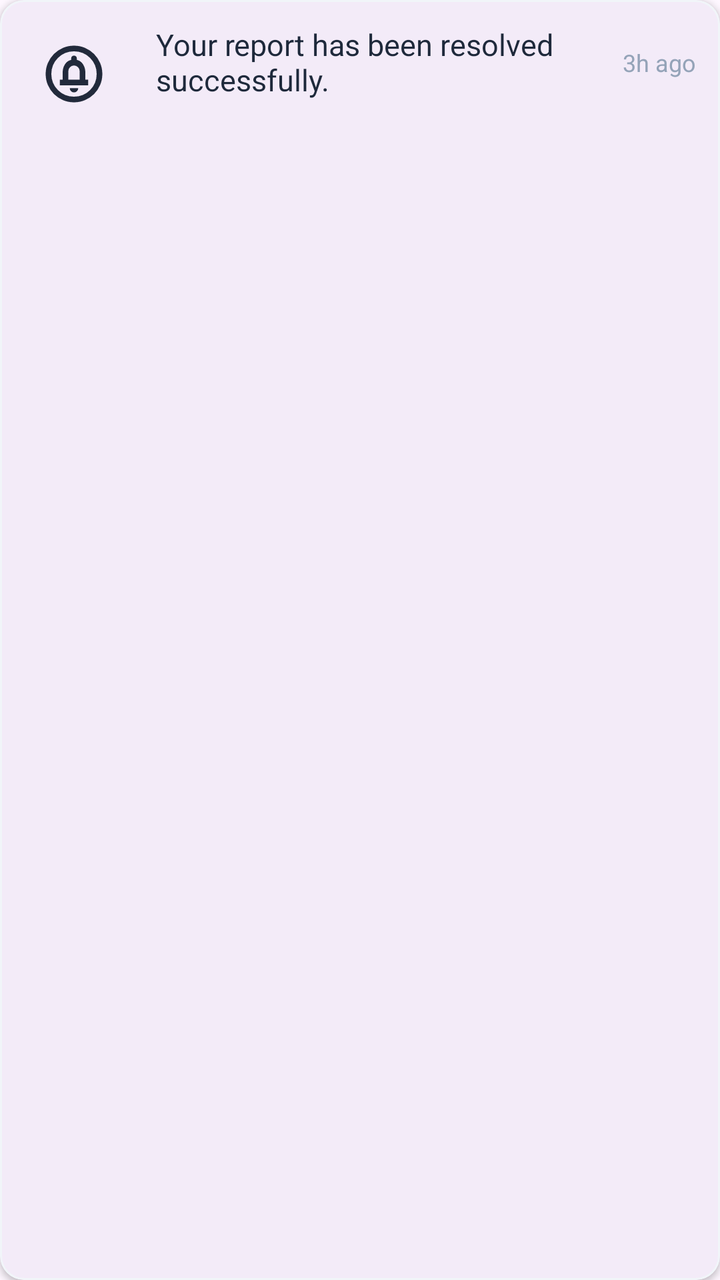
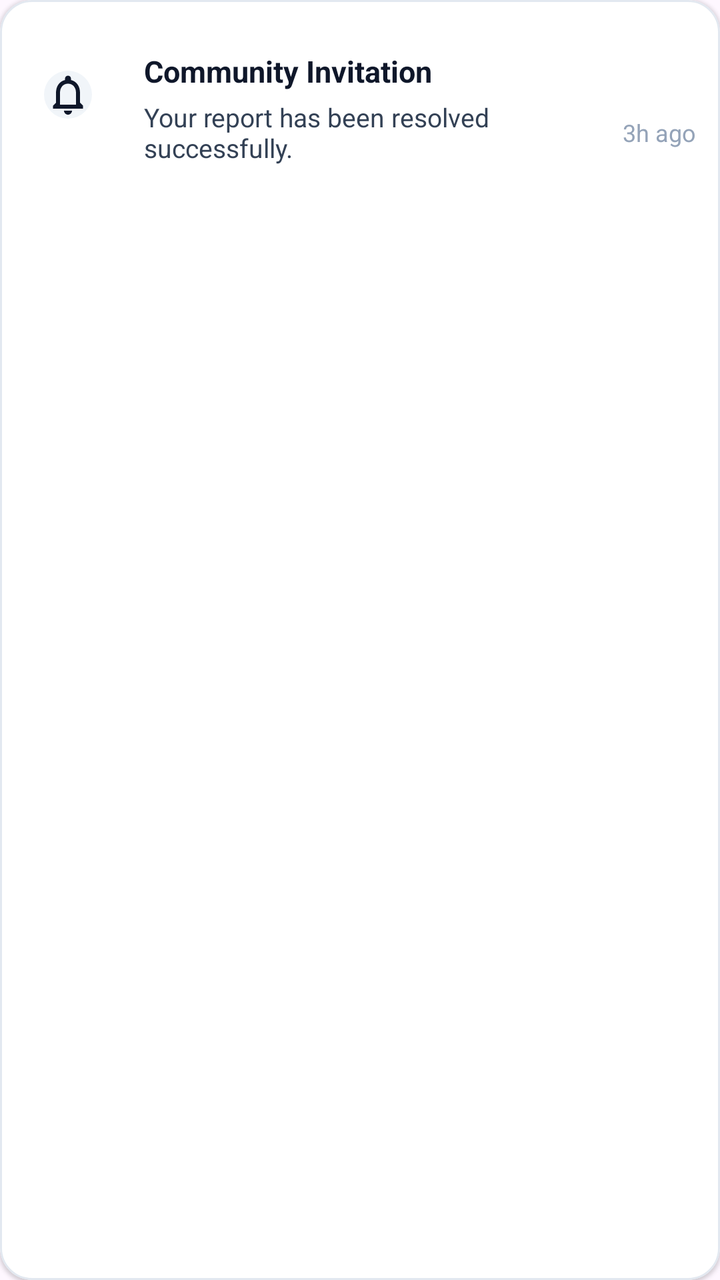

Before-and-after screenshots of an Android layout around one commit, followed by the original layout XML and the change that was made.
<!-- AndroidManifest.xml: application theme Theme.SwachhtaSarthi -->
<!-- res/layout/component_notification_display.xml -->
<?xml version="1.0" encoding="utf-8"?>
<com.google.android.material.card.MaterialCardView xmlns:android="http://schemas.android.com/apk/res/android"
    xmlns:app="http://schemas.android.com/apk/res-auto"
    android:layout_width="match_parent"
    android:layout_height="wrap_content"
    android:layout_marginBottom="12dp"
    app:cardCornerRadius="12dp"
    app:cardElevation="2dp"
    app:strokeColor="#F1F5F9"
    app:strokeWidth="1dp">

    <androidx.constraintlayout.widget.ConstraintLayout
        android:layout_width="match_parent"
        android:layout_height="wrap_content"
        android:padding="12dp">

        <com.google.android.material.imageview.ShapeableImageView
            android:id="@+id/ivNotificationIcon"
            android:layout_width="50dp"
            android:layout_height="50dp"
            android:padding="8dp"
            app:layout_constraintBottom_toBottomOf="parent"
            app:layout_constraintStart_toStartOf="parent"
            app:layout_constraintTop_toTopOf="parent"
            app:shapeAppearanceOverlay="@style/CircleImageView"
            app:srcCompat="@drawable/notification_icon" />

        <TextView
            android:id="@+id/tvNotificationMessage"
            android:layout_width="0dp"
            android:layout_height="wrap_content"
            android:layout_marginStart="16dp"
            android:layout_marginEnd="8dp"
            android:text="Your report has been resolved successfully."
            android:textColor="#1E293B"
            android:textSize="15sp"
            app:layout_constraintEnd_toStartOf="@+id/tvNotificationTime"
            app:layout_constraintStart_toEndOf="@id/ivNotificationIcon"
            app:layout_constraintTop_toTopOf="@id/ivNotificationIcon" />

        <TextView
            android:id="@+id/tvNotificationTime"
            android:layout_width="wrap_content"
            android:layout_height="wrap_content"
            android:text="3h ago"
            android:textColor="#94A3B8"
            android:textSize="12sp"
            app:layout_constraintBottom_toBottomOf="@id/tvNotificationMessage"
            app:layout_constraintEnd_toEndOf="parent"
            app:layout_constraintTop_toTopOf="@id/tvNotificationMessage" />

    </androidx.constraintlayout.widget.ConstraintLayout>
</com.google.android.material.card.MaterialCardView>
<!-- resources referenced by this layout -->
<resources>
  <!-- drawable notification_icon (drawable) -->
  <vector xmlns:android="http://schemas.android.com/apk/res/android" android:height="24dp" android:tint="#222A3B" android:viewportHeight="960" android:viewportWidth="960" android:width="24dp">
        
      <path android:fillColor="@android:color/white" android:pathData="M522.5,722.5Q540,705 540,680L420,680Q420,705 437.5,722.5Q455,740 480,740Q505,740 522.5,722.5ZM280,640L680,640L680,560L640,560L640,456Q640,395 608.5,344.5Q577,294 520,280L520,260Q520,243 508.5,231.5Q497,220 480,220Q463,220 451.5,231.5Q440,243 440,260L440,280Q383,294 351.5,344.5Q320,395 320,456L320,560L280,560L280,640ZM400,560L400,440Q400,407 423.5,383.5Q447,360 480,360Q513,360 536.5,383.5Q560,407 560,440L560,560L400,560ZM480,880Q397,880 324,848.5Q251,817 197,763Q143,709 111.5,636Q80,563 80,480Q80,397 111.5,324Q143,251 197,197Q251,143 324,111.5Q397,80 480,80Q563,80 636,111.5Q709,143 763,197Q817,251 848.5,324Q880,397 880,480Q880,563 848.5,636Q817,709 763,763Q709,817 636,848.5Q563,880 480,880ZM480,800Q614,800 707,707Q800,614 800,480Q800,346 707,253Q614,160 480,160Q346,160 253,253Q160,346 160,480Q160,614 253,707Q346,800 480,800ZM480,480Q480,480 480,480Q480,480 480,480Q480,480 480,480Q480,480 480,480Q480,480 480,480Q480,480 480,480Q480,480 480,480Q480,480 480,480Z"/>
      
  </vector>
  <style name="CircleImageView" parent="">
          <item name="cornerSize">50%</item>
      </style>
  <style name="Theme.SwachhtaSarthi" parent="Base.Theme.SwachhtaSarthi" />
  <style name="Base.Theme.SwachhtaSarthi" parent="Theme.Material3.DayNight.NoActionBar">
          
          
      </style>
</resources>

<!-- the commit's change to res/layout/component_notification_display.xml (unified diff, before → after) -->
@@ -4,9 +4,10 @@
     android:layout_width="match_parent"
     android:layout_height="wrap_content"
     android:layout_marginBottom="12dp"
-    app:cardCornerRadius="12dp"
-    app:cardElevation="2dp"
-    app:strokeColor="#F1F5F9"
+    app:cardCornerRadius="16dp"
+    app:cardElevation="1dp"
+    app:cardBackgroundColor="#FFFFFF"
+    app:strokeColor="#E2E8F0"
     app:strokeWidth="1dp">
 
     <androidx.constraintlayout.widget.ConstraintLayout
@@ -16,9 +17,10 @@
 
         <com.google.android.material.imageview.ShapeableImageView
             android:id="@+id/ivNotificationIcon"
-            android:layout_width="50dp"
-            android:layout_height="50dp"
-            android:padding="8dp"
+            android:layout_width="44dp"
+            android:layout_height="44dp"
+            android:background="#F1F5F9"
+            android:padding="10dp"
             app:layout_constraintBottom_toBottomOf="parent"
             app:layout_constraintStart_toStartOf="parent"
             app:layout_constraintTop_toTopOf="parent"
@@ -26,17 +28,32 @@
             app:srcCompat="@drawable/notification_icon" />
 
         <TextView
+            android:id="@+id/tvNotificationTitle"
+            android:layout_width="0dp"
+            android:layout_height="wrap_content"
+            android:layout_marginStart="16dp"
+            android:layout_marginEnd="8dp"
+            android:text="Community Invitation"
+            android:textColor="#0F172A"
+            android:textSize="15sp"
+            android:textStyle="bold"
+            app:layout_constraintEnd_toStartOf="@+id/tvNotificationTime"
+            app:layout_constraintStart_toEndOf="@id/ivNotificationIcon"
+            app:layout_constraintTop_toTopOf="@id/ivNotificationIcon" />
+
+        <TextView
             android:id="@+id/tvNotificationMessage"
             android:layout_width="0dp"
             android:layout_height="wrap_content"
             android:layout_marginStart="16dp"
+            android:layout_marginTop="4dp"
             android:layout_marginEnd="8dp"
             android:text="Your report has been resolved successfully."
-            android:textColor="#1E293B"
-            android:textSize="15sp"
+            android:textColor="#334155"
+            android:textSize="13sp"
             app:layout_constraintEnd_toStartOf="@+id/tvNotificationTime"
             app:layout_constraintStart_toEndOf="@id/ivNotificationIcon"
-            app:layout_constraintTop_toTopOf="@id/ivNotificationIcon" />
+            app:layout_constraintTop_toBottomOf="@id/tvNotificationTitle" />
 
         <TextView
             android:id="@+id/tvNotificationTime"
@@ -49,5 +66,77 @@
             app:layout_constraintEnd_toEndOf="parent"
             app:layout_constraintTop_toTopOf="@id/tvNotificationMessage" />
 
+        <TextView
+            android:id="@+id/tvNotificationReason"
+            android:layout_width="0dp"
+            android:layout_height="wrap_content"
+            android:layout_marginStart="16dp"
+            android:layout_marginTop="6dp"
+            android:layout_marginEnd="8dp"
+            android:background="#F8FAFC"
+            android:paddingHorizontal="8dp"
+            android:paddingVertical="4dp"
+            android:textColor="#475569"
+            android:textSize="12sp"
+            android:visibility="gone"
+            app:layout_constraintEnd_toEndOf="parent"
+            app:layout_constraintStart_toEndOf="@id/ivNotificationIcon"
+            app:layout_constraintTop_toBottomOf="@id/tvNotificationMessage" />
+
+        <LinearLayout
+            android:id="@+id/layoutInviteActions"
+            android:layout_width="0dp"
+            android:layout_height="wrap_content"
+            android:layout_marginStart="16dp"
+            android:layout_marginTop="8dp"
+            android:orientation="horizontal"
+            android:visibility="gone"
+            app:layout_constraintEnd_toEndOf="parent"
+            app:layout_constraintStart_toEndOf="@id/ivNotificationIcon"
+            app:layout_constraintTop_toBottomOf="@id/tvNotificationReason">
+
+            <com.google.android.material.button.MaterialButton
+                android:id="@+id/btnAcceptInvite"
+                android:layout_width="wrap_content"
+                android:layout_height="wrap_content"
+                android:minHeight="0dp"
+                android:paddingHorizontal="14dp"
+                android:paddingVertical="6dp"
+                android:text="Accept"
+                android:textAllCaps="false"
+                app:cornerRadius="12dp"
+                app:backgroundTint="#135BEC"
+                android:textColor="#FFFFFF" />
+
+            <com.google.android.material.button.MaterialButton
+                android:id="@+id/btnDeclineInvite"
+                android:layout_width="wrap_content"
+                android:layout_height="wrap_content"
+                android:layout_marginStart="8dp"
+                android:minHeight="0dp"
+                android:paddingHorizontal="14dp"
+                android:paddingVertical="6dp"
+                android:text="Decline"
+                android:textAllCaps="false"
+                app:cornerRadius="12dp"
+                app:backgroundTint="#FFFFFF"
+                app:strokeColor="#CBD5E1"
+                app:strokeWidth="1dp"
+                android:textColor="#0F172A" />
+        </LinearLayout>
+
+        <TextView
+            android:id="@+id/tvInviteStatus"
+            android:layout_width="0dp"
+            android:layout_height="wrap_content"
+            android:layout_marginStart="16dp"
+            android:layout_marginTop="8dp"
+            android:textColor="#64748B"
+            android:textSize="13sp"
+            android:visibility="gone"
+            app:layout_constraintEnd_toEndOf="parent"
+            app:layout_constraintStart_toEndOf="@id/ivNotificationIcon"
+            app:layout_constraintTop_toBottomOf="@id/tvNotificationReason" />
+
     </androidx.constraintlayout.widget.ConstraintLayout>
 </com.google.android.material.card.MaterialCardView>
<!-- resource entries referenced after the edit -->
@@ -1,10 +1,14 @@
 <!-- resources referenced by this layout -->
 <resources>
   <!-- drawable notification_icon (drawable) -->
-  <vector xmlns:android="http://schemas.android.com/apk/res/android" android:height="24dp" android:tint="#222A3B" android:viewportHeight="960" android:viewportWidth="960" android:width="24dp">
-        
-      <path android:fillColor="@android:color/white" android:pathData="M522.5,722.5Q540,705 540,680L420,680Q420,705 437.5,722.5Q455,740 480,740Q505,740 522.5,722.5ZM280,640L680,640L680,560L640,560L640,456Q640,395 608.5,344.5Q577,294 520,280L520,260Q520,243 508.5,231.5Q497,220 480,220Q463,220 451.5,231.5Q440,243 440,260L440,280Q383,294 351.5,344.5Q320,395 320,456L320,560L280,560L280,640ZM400,560L400,440Q400,407 423.5,383.5Q447,360 480,360Q513,360 536.5,383.5Q560,407 560,440L560,560L400,560ZM480,880Q397,880 324,848.5Q251,817 197,763Q143,709 111.5,636Q80,563 80,480Q80,397 111.5,324Q143,251 197,197Q251,143 324,111.5Q397,80 480,80Q563,80 636,111.5Q709,143 763,197Q817,251 848.5,324Q880,397 880,480Q880,563 848.5,636Q817,709 763,763Q709,817 636,848.5Q563,880 480,880ZM480,800Q614,800 707,707Q800,614 800,480Q800,346 707,253Q614,160 480,160Q346,160 253,253Q160,346 160,480Q160,614 253,707Q346,800 480,800ZM480,480Q480,480 480,480Q480,480 480,480Q480,480 480,480Q480,480 480,480Q480,480 480,480Q480,480 480,480Q480,480 480,480Q480,480 480,480Z"/>
-      
+  <vector xmlns:android="http://schemas.android.com/apk/res/android"
+      android:width="24dp"
+      android:height="24dp"
+      android:viewportWidth="24"
+      android:viewportHeight="24">
+      <path
+          android:fillColor="#0F172A"
+          android:pathData="M12,22c1.1,0 2,-0.9 2,-2h-4c0,1.1 0.9,2 2,2zM18,16v-5c0,-3.07 -1.64,-5.64 -4.5,-6.32V4c0,-0.83 -0.67,-1.5 -1.5,-1.5S10.5,3.17 10.5,4v0.68C7.64,5.36 6,7.92 6,11v5l-1.5,1.5V19h15v-1.5L18,16zM16,17H8v-6c0,-2.48 1.51,-4.5 4,-4.5s4,2.02 4,4.5v6z"/>
   </vector>
   <style name="CircleImageView" parent="">
           <item name="cornerSize">50%</item>
@@ -12,7 +16,12 @@
   <style name="Theme.SwachhtaSarthi" parent="Base.Theme.SwachhtaSarthi" />
   <style name="Base.Theme.SwachhtaSarthi" parent="Theme.Material3.DayNight.NoActionBar">
           
+          <item name="android:statusBarColor">#FFFFFF</item>
+          <item name="android:navigationBarColor">#FFFFFF</item>
+  
           
+          <item name="android:windowLightStatusBar">true</item>
+          <item name="android:windowLightNavigationBar">true</item>
       </style>
 </resources>
 
